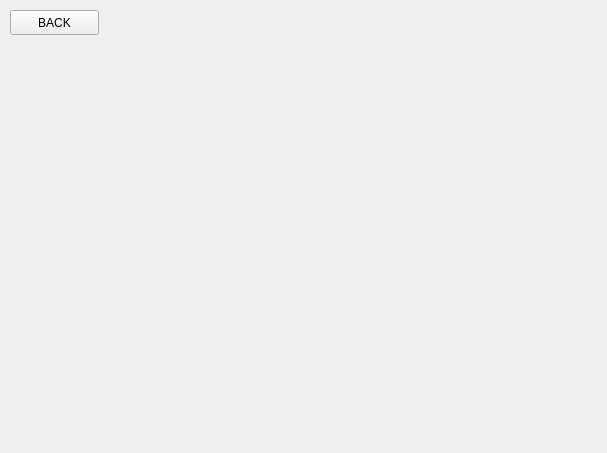
NadjibBelaribi/time-bomb-game, file ui/table.ui: the form before one commit.
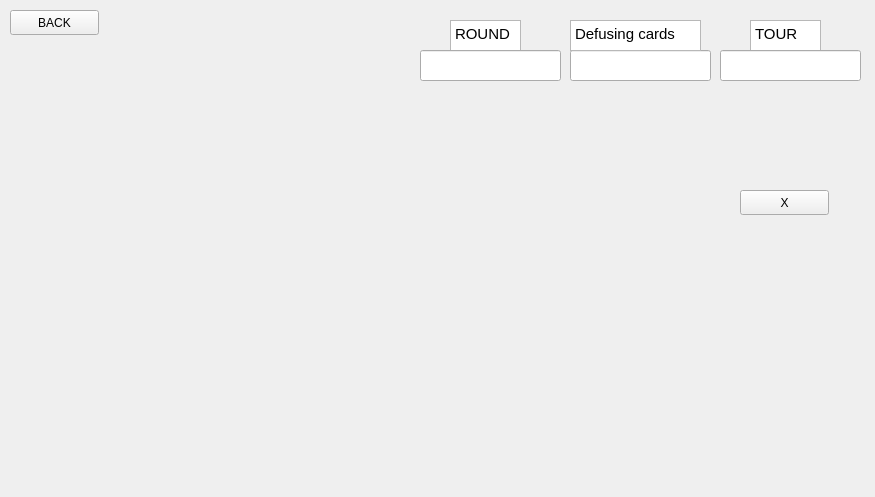
The form after the commit.

Diff of the .ui file:
```diff
--- a/ui/table.ui
+++ b/ui/table.ui
@@ -6,8 +6,8 @@
    <rect>
     <x>0</x>
     <y>0</y>
-    <width>607</width>
-    <height>453</height>
+    <width>875</width>
+    <height>497</height>
    </rect>
   </property>
   <property name="windowTitle">
@@ -16,10 +16,10 @@
   <widget class="QWidget" name="gridLayoutWidget">
    <property name="geometry">
     <rect>
-     <x>20</x>
-     <y>70</y>
-     <width>571</width>
-     <height>371</height>
+     <x>30</x>
+     <y>300</y>
+     <width>821</width>
+     <height>181</height>
     </rect>
    </property>
    <layout class="QGridLayout" name="positions"/>
@@ -37,6 +37,122 @@
     <string>BACK</string>
    </property>
   </widget>
+  <widget class="QTextBrowser" name="textBrowser_3">
+   <property name="geometry">
+    <rect>
+     <x>750</x>
+     <y>20</y>
+     <width>71</width>
+     <height>31</height>
+    </rect>
+   </property>
+   <property name="html">
+    <string>&lt;!DOCTYPE HTML PUBLIC &quot;-//W3C//DTD HTML 4.0//EN&quot; &quot;http://www.w3.org/TR/REC-html40/strict.dtd&quot;&gt;
+&lt;html&gt;&lt;head&gt;&lt;meta name=&quot;qrichtext&quot; content=&quot;1&quot; /&gt;&lt;style type=&quot;text/css&quot;&gt;
+p, li { white-space: pre-wrap; }
+&lt;/style&gt;&lt;/head&gt;&lt;body style=&quot; font-family:'Ubuntu'; font-size:11pt; font-weight:400; font-style:normal;&quot;&gt;
+&lt;p style=&quot; margin-top:0px; margin-bottom:0px; margin-left:0px; margin-right:0px; -qt-block-indent:0; text-indent:0px;&quot;&gt;TOUR&lt;/p&gt;&lt;/body&gt;&lt;/html&gt;</string>
+   </property>
+  </widget>
+  <widget class="QLineEdit" name="nbDefusing">
+   <property name="geometry">
+    <rect>
+     <x>570</x>
+     <y>50</y>
+     <width>141</width>
+     <height>31</height>
+    </rect>
+   </property>
+  </widget>
+  <widget class="QLineEdit" name="tour">
+   <property name="geometry">
+    <rect>
+     <x>720</x>
+     <y>50</y>
+     <width>141</width>
+     <height>31</height>
+    </rect>
+   </property>
+  </widget>
+  <widget class="QTextBrowser" name="textBrowser_2">
+   <property name="geometry">
+    <rect>
+     <x>570</x>
+     <y>20</y>
+     <width>131</width>
+     <height>31</height>
+    </rect>
+   </property>
+   <property name="html">
+    <string>&lt;!DOCTYPE HTML PUBLIC &quot;-//W3C//DTD HTML 4.0//EN&quot; &quot;http://www.w3.org/TR/REC-html40/strict.dtd&quot;&gt;
+&lt;html&gt;&lt;head&gt;&lt;meta name=&quot;qrichtext&quot; content=&quot;1&quot; /&gt;&lt;style type=&quot;text/css&quot;&gt;
+p, li { white-space: pre-wrap; }
+&lt;/style&gt;&lt;/head&gt;&lt;body style=&quot; font-family:'Ubuntu'; font-size:11pt; font-weight:400; font-style:normal;&quot;&gt;
+&lt;p style=&quot; margin-top:0px; margin-bottom:0px; margin-left:0px; margin-right:0px; -qt-block-indent:0; text-indent:0px;&quot;&gt;Defusing cards&lt;/p&gt;&lt;/body&gt;&lt;/html&gt;</string>
+   </property>
+  </widget>
+  <widget class="QTextBrowser" name="textBrowser">
+   <property name="geometry">
+    <rect>
+     <x>450</x>
+     <y>20</y>
+     <width>71</width>
+     <height>31</height>
+    </rect>
+   </property>
+   <property name="html">
+    <string>&lt;!DOCTYPE HTML PUBLIC &quot;-//W3C//DTD HTML 4.0//EN&quot; &quot;http://www.w3.org/TR/REC-html40/strict.dtd&quot;&gt;
+&lt;html&gt;&lt;head&gt;&lt;meta name=&quot;qrichtext&quot; content=&quot;1&quot; /&gt;&lt;style type=&quot;text/css&quot;&gt;
+p, li { white-space: pre-wrap; }
+&lt;/style&gt;&lt;/head&gt;&lt;body style=&quot; font-family:'Ubuntu'; font-size:11pt; font-weight:400; font-style:normal;&quot;&gt;
+&lt;p style=&quot; margin-top:0px; margin-bottom:0px; margin-left:0px; margin-right:0px; -qt-block-indent:0; text-indent:0px;&quot;&gt;ROUND&lt;/p&gt;&lt;/body&gt;&lt;/html&gt;</string>
+   </property>
+  </widget>
+  <widget class="QLineEdit" name="round">
+   <property name="geometry">
+    <rect>
+     <x>420</x>
+     <y>50</y>
+     <width>141</width>
+     <height>31</height>
+    </rect>
+   </property>
+  </widget>
+  <widget class="QWidget" name="gridLayoutWidget_3">
+   <property name="geometry">
+    <rect>
+     <x>10</x>
+     <y>40</y>
+     <width>121</width>
+     <height>181</height>
+    </rect>
+   </property>
+   <layout class="QGridLayout" name="role_card"/>
+  </widget>
+  <widget class="QWidget" name="cards_positions_2" native="true">
+   <property name="geometry">
+    <rect>
+     <x>10</x>
+     <y>220</y>
+     <width>819</width>
+     <height>179</height>
+    </rect>
+   </property>
+   <layout class="QGridLayout" name="cards_positions"/>
+  </widget>
+  <widget class="QPushButton" name="close_cards">
+   <property name="geometry">
+    <rect>
+     <x>740</x>
+     <y>190</y>
+     <width>89</width>
+     <height>25</height>
+    </rect>
+   </property>
+   <property name="text">
+    <string>X</string>
+   </property>
+  </widget>
  </widget>
  <resources/>
  <connections/>
```
Left out of the diff: 4 changed lines with no effect on the pictures.
